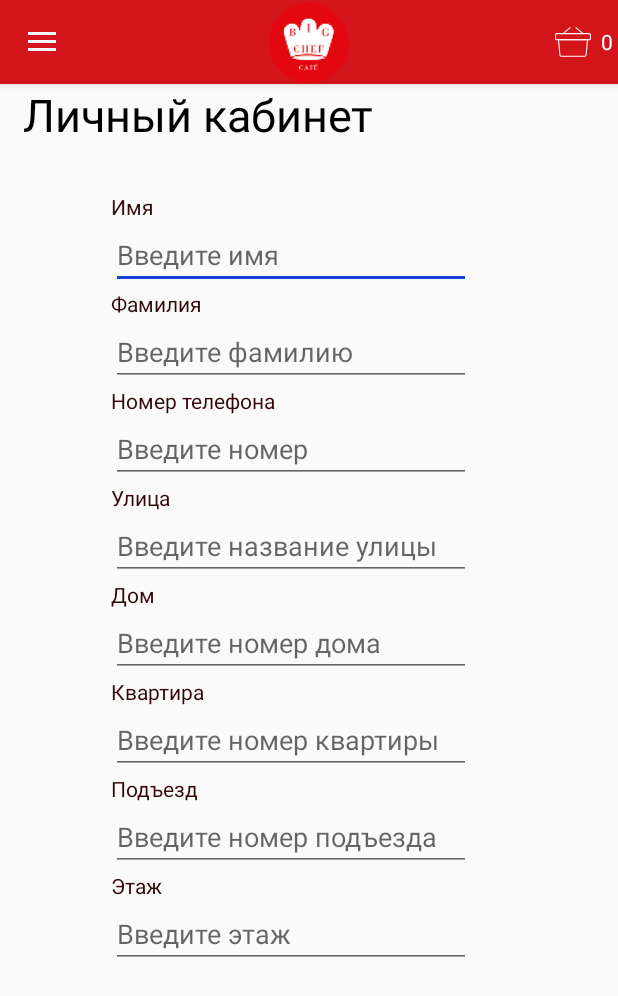
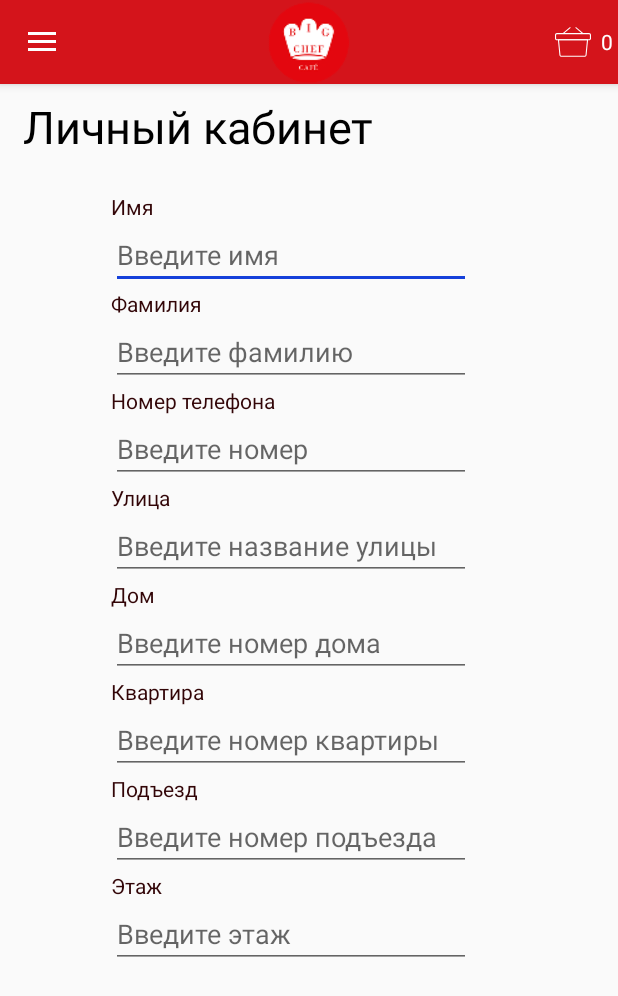
Before and after one commit to sharafutdinovazat/BigChefCafe, an Android app: the MainActivity screen opened directly, with no data from a screen before it, in the side drawer, after a tap on "Личный кабинет", on a phone screen of 412 x 824 dp. Shown: the top 996 px of the screen. Run offline under Robolectric (Android 15) with nearby library versions, the phone set to English and light mode, and no system bars; our stand-ins replace Picasso; pictures from the network do not load; Roboto replaces fonts that are not available here; 2 statements that could not run were skipped.

Commit message:
Изменен профиль

```diff
--- a/app/src/main/res/layout/profile.xml
+++ b/app/src/main/res/layout/profile.xml
@@ -19,8 +19,8 @@
         android:text="@string/postal_person_id"
         android:textColor="@android:color/black"
         android:textSize="30sp"
-        tools:layout_editor_absoluteX="71dp"
-        tools:layout_editor_absoluteY="16dp" />
+        app:layout_constraintBottom_toBottomOf="@+id/guideline"
+        tools:layout_editor_absoluteX="71dp" />
 
     <GridLayout
         android:layout_width="240dp"
@@ -163,4 +163,11 @@
 
     </GridLayout>
 
+    <android.support.constraint.Guideline
+        android:id="@+id/guideline"
+        android:layout_width="wrap_content"
+        android:layout_height="wrap_content"
+        android:orientation="horizontal"
+        app:layout_constraintGuide_begin="64dp" />
+
 </android.support.constraint.ConstraintLayout>
```
Also changed, not shown: app/libs/json-simple-1.1.1.jar (added).
